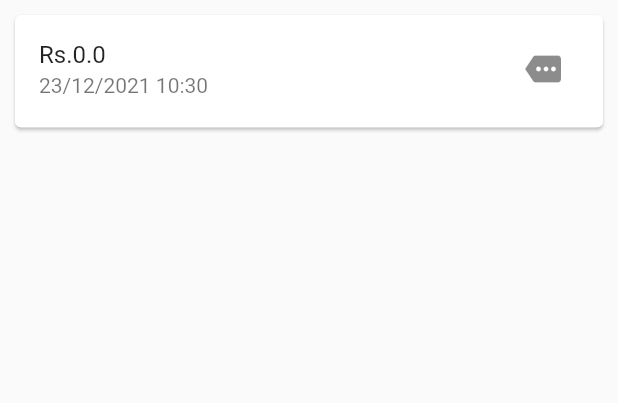
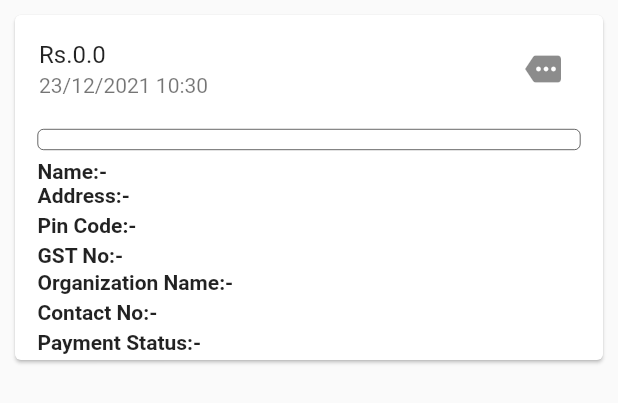
Before and after one commit to nikhil-stack/gulel, a Flutter app: the OrderItem1 widget shown alone on an empty page, opened directly with empty values, on a phone screen of 412 x 824 dp. Shown: the top 403 px of the screen. Run offline on Flutter 3.47's test engine with Material 2 defaults, Android fonts, the phone set to English and light mode, and no system bars; our stand-ins replace firebase_auth, shared_preferences, toast; missing offline and left inert: dart:ffi, proste_bezier_curve, razorpay_flutter; accounts and stored records are empty; network calls fail.

Commit message:
OrderErrorDOne

```diff
--- a/lib/main.dart
+++ b/lib/main.dart
@@ -67,8 +67,9 @@ class _MyAppState extends State<MyApp> {
         debugShowCheckedModeBanner: false,
         title: 'Gulel',
         theme: ThemeData(
-          primarySwatch: Colors.deepPurple,
-          accentColor: Colors.blue.shade200,
+          primarySwatch: Colors.amber,
+          accentColor: Colors.black54,
+          cardColor: Colors.white,
         ),
         //home: LoginScreen(),
         //TabsScreen(), //CategoriesScreen(),
--- a/lib/widgets/category_item.dart
+++ b/lib/widgets/category_item.dart
@@ -58,10 +58,12 @@ class CategoryItem extends StatelessWidget {
                         child: Text(
                           title,
                           textAlign: TextAlign.center,
+                          style:
+                              TextStyle(color: Theme.of(context).primaryColor),
                         ),
                       ),
                       decoration: BoxDecoration(
-                        color: Colors.blueAccent,
+                        color: Theme.of(context).accentColor,
                         borderRadius: BorderRadius.circular(15),
                       ),
                     ),
--- a/lib/widgets/order_item.dart
+++ b/lib/widgets/order_item.dart
@@ -20,7 +20,7 @@ class _OrderItem1State extends State<OrderItem1> {
       duration: Duration(milliseconds: 300),
       curve: Curves.easeIn,
       height:
-          expand ? min(widget.order.Products.length * 20.0 + 400, 1000) : 95,
+          expand ? min(widget.order.Products.length * 20.0 + 400, 1500) : 250,
       child: Card(
         margin: EdgeInsets.all(10),
         child: Column(
@@ -43,26 +43,43 @@ class _OrderItem1State extends State<OrderItem1> {
                 curve: Curves.easeIn,
                 padding: EdgeInsets.symmetric(horizontal: 15, vertical: 4),
                 height: expand
-                    ? min(widget.order.Products.length * 20.0 + 280, 1000)
+                    ? min(widget.order.Products.length * 20.0 + 250, 1500)
                     : 0,
+                child: Container(
                   child: Column(
                     children: [
                       Expanded(
+                        child: Container(
+                          decoration: BoxDecoration(
+                              border:
+                                  Border.all(color: Colors.black, width: 0.4),
+                              borderRadius:
+                                  BorderRadius.all(Radius.circular(4))),
+                          child: Padding(
+                            padding: const EdgeInsets.all(8.0),
+                            child: Scrollbar(
+                              isAlwaysShown: true,
+                              showTrackOnHover: true,
                               child: ListView(
                                   children: widget.order.Products
                                       .map((pro) => Column(
                                             children: [
                                               Row(
                                                 mainAxisAlignment:
-                                            MainAxisAlignment.spaceBetween,
+                                                    MainAxisAlignment
+                                                        .spaceBetween,
                                                 children: [
                                                   Text(pro.title),
-                                          Text('${pro.quantity}x${pro.price}')
+                                                  Text(
+                                                      '${pro.quantity}x${pro.price}')
                                                 ],
                                               ),
                                             ],
                                           ))
                                       .toList()),
+                            ),
+                          ),
+                        ),
                       ),
                       SizedBox(
                         height: 6,
@@ -157,6 +174,7 @@ class _OrderItem1State extends State<OrderItem1> {
                   ),
                 ),
               ),
+            ),
           ],
         ),
       ),
```
Also changed, not shown: lib/screens/product_detail_screen.dart (+31 -17 lines), lib/widgets/Product_item.dart (+11 -3 lines). Lines whose indentation alone changed are shown as unchanged.
